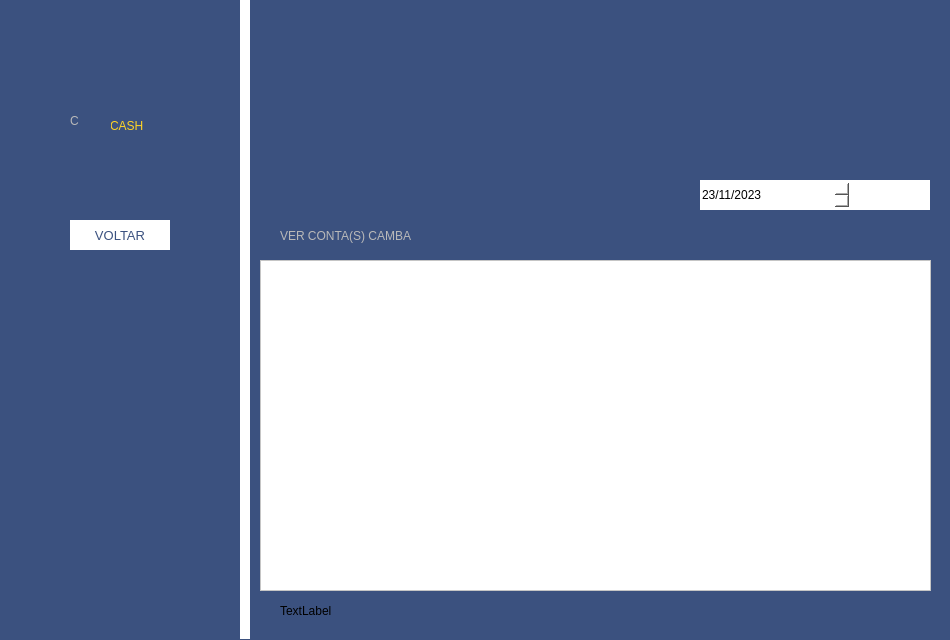
The window that cambaCash/areaconta.ui (Leumim2020/CambaCash) describes before a commit, drawn with Qt 5.
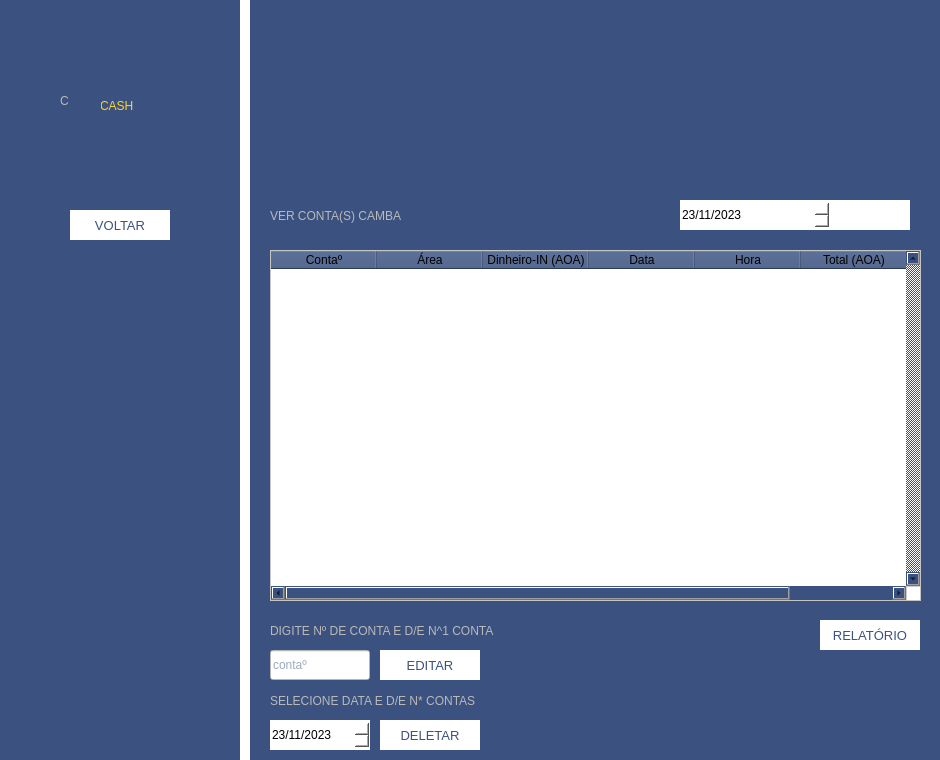
The same window after the commit. Icons and pictures are not drawn.

Commit message: add resources in areacount like delete operation

Patch:
```diff
--- a/cambaCash/areaconta.ui
+++ b/cambaCash/areaconta.ui
@@ -6,20 +6,20 @@
    <rect>
     <x>0</x>
     <y>0</y>
-    <width>950</width>
-    <height>640</height>
+    <width>940</width>
+    <height>760</height>
    </rect>
   </property>
   <property name="minimumSize">
    <size>
-    <width>950</width>
-    <height>640</height>
+    <width>940</width>
+    <height>760</height>
    </size>
   </property>
   <property name="maximumSize">
    <size>
-    <width>950</width>
-    <height>640</height>
+    <width>940</width>
+    <height>760</height>
    </size>
   </property>
   <property name="windowTitle">
@@ -34,7 +34,7 @@
      <x>240</x>
      <y>0</y>
      <width>10</width>
-     <height>639</height>
+     <height>761</height>
     </rect>
    </property>
    <property name="minimumSize">
@@ -61,7 +61,7 @@
    <property name="geometry">
     <rect>
      <x>70</x>
-     <y>220</y>
+     <y>210</y>
      <width>100</width>
      <height>30</height>
     </rect>
@@ -109,8 +109,8 @@
   <widget class="QLabel" name="label_4">
    <property name="geometry">
     <rect>
-     <x>110</x>
-     <y>110</y>
+     <x>100</x>
+     <y>90</y>
      <width>61</width>
      <height>31</height>
     </rect>
@@ -129,8 +129,8 @@
   <widget class="QLabel" name="label_3">
    <property name="geometry">
     <rect>
-     <x>70</x>
-     <y>90</y>
+     <x>60</x>
+     <y>70</y>
      <width>41</width>
      <height>61</height>
     </rect>
@@ -150,8 +150,8 @@
   <widget class="QLabel" name="label_8">
    <property name="geometry">
     <rect>
-     <x>280</x>
-     <y>220</y>
+     <x>270</x>
+     <y>200</y>
      <width>181</width>
      <height>31</height>
     </rect>
@@ -171,8 +171,8 @@
   <widget class="QLabel" name="label_2">
    <property name="geometry">
     <rect>
-     <x>470</x>
-     <y>220</y>
+     <x>460</x>
+     <y>200</y>
      <width>31</width>
      <height>31</height>
     </rect>
@@ -191,8 +191,8 @@
    </property>
    <property name="geometry">
     <rect>
-     <x>700</x>
-     <y>180</y>
+     <x>680</x>
+     <y>200</y>
      <width>150</width>
      <height>30</height>
     </rect>
@@ -239,8 +239,8 @@
   <widget class="QPushButton" name="pushButton_2">
    <property name="geometry">
     <rect>
-     <x>850</x>
-     <y>180</y>
+     <x>830</x>
+     <y>200</y>
      <width>80</width>
      <height>30</height>
     </rect>
@@ -275,34 +275,379 @@
     <string/>
    </property>
   </widget>
-  <widget class="QLabel" name="label_date">
+  <widget class="QTableWidget" name="tableWidget">
+   <property name="enabled">
+    <bool>true</bool>
+   </property>
    <property name="geometry">
     <rect>
-     <x>280</x>
-     <y>600</y>
-     <width>251</width>
-     <height>21</height>
+     <x>270</x>
+     <y>250</y>
+     <width>651</width>
+     <height>351</height>
     </rect>
    </property>
+   <property name="minimumSize">
+    <size>
+     <width>651</width>
+     <height>351</height>
+    </size>
+   </property>
+   <property name="maximumSize">
+    <size>
+     <width>651</width>
+     <height>351</height>
+    </size>
+   </property>
+   <property name="font">
+    <font>
+     <pointsize>9</pointsize>
+     <bold>false</bold>
+    </font>
+   </property>
+   <property name="cursor" stdset="0">
+    <cursorShape>ForbiddenCursor</cursorShape>
+   </property>
+   <property name="styleSheet">
+    <string notr="true">QTableWidget{
+	background-color: rgb(255, 255, 255);
+	color:rgb(59, 81, 127);
+}</string>
+   </property>
+   <property name="verticalScrollBarPolicy">
+    <enum>Qt::ScrollBarAlwaysOn</enum>
+   </property>
+   <property name="horizontalScrollBarPolicy">
+    <enum>Qt::ScrollBarAlwaysOn</enum>
+   </property>
+   <property name="sizeAdjustPolicy">
+    <enum>QAbstractScrollArea::AdjustToContentsOnFirstShow</enum>
+   </property>
+   <property name="autoScroll">
+    <bool>true</bool>
+   </property>
+   <property name="gridStyle">
+    <enum>Qt::SolidLine</enum>
+   </property>
+   <attribute name="horizontalHeaderCascadingSectionResizes">
+    <bool>false</bool>
+   </attribute>
+   <attribute name="horizontalHeaderMinimumSectionSize">
+    <number>36</number>
+   </attribute>
+   <attribute name="horizontalHeaderDefaultSectionSize">
+    <number>106</number>
+   </attribute>
+   <attribute name="verticalHeaderVisible">
+    <bool>false</bool>
+   </attribute>
+   <attribute name="verticalHeaderDefaultSectionSize">
+    <number>36</number>
+   </attribute>
+   <attribute name="verticalHeaderShowSortIndicator" stdset="0">
+    <bool>false</bool>
+   </attribute>
+   <column>
+    <property name="text">
+     <string>Contaº</string>
+    </property>
+   </column>
+   <column>
+    <property name="text">
+     <string>Área</string>
+    </property>
+   </column>
+   <column>
+    <property name="text">
+     <string>Dinheiro-IN (AOA)</string>
+    </property>
+   </column>
+   <column>
+    <property name="text">
+     <string>Data</string>
+    </property>
+   </column>
+   <column>
+    <property name="text">
+     <string>Hora</string>
+    </property>
+   </column>
+   <column>
+    <property name="text">
+     <string>Total (AOA)</string>
+    </property>
+   </column>
+  </widget>
+  <widget class="QPushButton" name="pushButton_edit">
+   <property name="geometry">
+    <rect>
+     <x>380</x>
+     <y>650</y>
+     <width>100</width>
+     <height>30</height>
+    </rect>
+   </property>
+   <property name="minimumSize">
+    <size>
+     <width>100</width>
+     <height>30</height>
+    </size>
+   </property>
+   <property name="maximumSize">
+    <size>
+     <width>100</width>
+     <height>30</height>
+    </size>
+   </property>
+   <property name="font">
+    <font>
+     <family>Segoe UI</family>
+     <pointsize>10</pointsize>
+     <italic>false</italic>
+     <bold>false</bold>
+    </font>
+   </property>
+   <property name="cursor">
+    <cursorShape>PointingHandCursor</cursorShape>
+   </property>
+   <property name="styleSheet">
+    <string notr="true">QPushButton{
+	border:1px solid white;
+	background-repeat:none;
+	font: 10pt &quot;Segoe UI&quot;;
+	background-color:white;
+	color:rgb(59,81,127);
+}
+QPushButton:hover{
+	border:1px solid #0090d8;
+}</string>
+   </property>
    <property name="text">
-    <string>TextLabel</string>
+    <string>EDITAR</string>
    </property>
   </widget>
-  <widget class="QTableView" name="tableView">
+  <widget class="QPushButton" name="pushButton_delete">
    <property name="geometry">
     <rect>
-     <x>260</x>
-     <y>260</y>
-     <width>671</width>
-     <height>331</height>
+     <x>380</x>
+     <y>720</y>
+     <width>100</width>
+     <height>30</height>
     </rect>
    </property>
+   <property name="minimumSize">
+    <size>
+     <width>100</width>
+     <height>30</height>
+    </size>
+   </property>
+   <property name="maximumSize">
+    <size>
+     <width>100</width>
+     <height>30</height>
+    </size>
+   </property>
+   <property name="font">
+    <font>
+     <family>Segoe UI</family>
+     <pointsize>10</pointsize>
+     <italic>false</italic>
+     <bold>false</bold>
+    </font>
+   </property>
+   <property name="cursor">
+    <cursorShape>PointingHandCursor</cursorShape>
+   </property>
    <property name="styleSheet">
-    <string notr="true">background-color: rgb(255, 255, 255);</string>
+    <string notr="true">QPushButton{
+	border:1px solid white;
+	background-repeat:none;
+	font: 10pt &quot;Segoe UI&quot;;
+	background-color:white;
+	color:rgb(59,81,127);
+}
+QPushButton:hover{
+	border:1px solid #0090d8;
+}</string>
    </property>
-   <attribute name="horizontalHeaderStretchLastSection">
+   <property name="text">
+    <string>DELETAR</string>
+   </property>
+  </widget>
+  <widget class="QPushButton" name="pushButton_relatory_pdf">
+   <property name="geometry">
+    <rect>
+     <x>820</x>
+     <y>620</y>
+     <width>100</width>
+     <height>30</height>
+    </rect>
+   </property>
+   <property name="minimumSize">
+    <size>
+     <width>100</width>
+     <height>30</height>
+    </size>
+   </property>
+   <property name="maximumSize">
+    <size>
+     <width>100</width>
+     <height>30</height>
+    </size>
+   </property>
+   <property name="font">
+    <font>
+     <family>Segoe UI</family>
+     <pointsize>10</pointsize>
+     <italic>false</italic>
+     <bold>false</bold>
+    </font>
+   </property>
+   <property name="cursor">
+    <cursorShape>PointingHandCursor</cursorShape>
+   </property>
+   <property name="styleSheet">
+    <string notr="true">QPushButton{
+	border:1px solid white;
+	background-repeat:none;
+	font: 10pt &quot;Segoe UI&quot;;
+	background-color:white;
+	color:rgb(59,81,127);
+}
+QPushButton:hover{
+	border:1px solid #0090d8;
+}</string>
+   </property>
+   <property name="text">
+    <string>RELATÓRIO</string>
+   </property>
+  </widget>
+  <widget class="QLineEdit" name="lineEdit_Delete">
+   <property name="geometry">
+    <rect>
+     <x>270</x>
+     <y>650</y>
+     <width>100</width>
+     <height>30</height>
+    </rect>
+   </property>
+   <property name="minimumSize">
+    <size>
+     <width>100</width>
+     <height>30</height>
+    </size>
+   </property>
+   <property name="maximumSize">
+    <size>
+     <width>100</width>
+     <height>30</height>
+    </size>
+   </property>
+   <property name="styleSheet">
+    <string notr="true">QLineEdit{
+	background-color:#fff;
+	color:rgb(59,81,127);
+}</string>
+   </property>
+   <property name="maxLength">
+    <number>10</number>
+   </property>
+   <property name="placeholderText">
+    <string>contaº</string>
+   </property>
+  </widget>
+  <widget class="QDateEdit" name="dateEdit_Delete">
+   <property name="enabled">
+    <bool>true</bool>
+   </property>
+   <property name="geometry">
+    <rect>
+     <x>270</x>
+     <y>720</y>
+     <width>100</width>
+     <height>30</height>
+    </rect>
+   </property>
+   <property name="minimumSize">
+    <size>
+     <width>100</width>
+     <height>30</height>
+    </size>
+   </property>
+   <property name="maximumSize">
+    <size>
+     <width>100</width>
+     <height>30</height>
+    </size>
+   </property>
+   <property name="styleSheet">
+    <string notr="true">border:none;
+background-color:white;
+font: 10pt &quot;Segoe UI&quot;;
+
+</string>
+   </property>
+   <property name="readOnly">
     <bool>false</bool>
-   </attribute>
+   </property>
+   <property name="correctionMode">
+    <enum>QAbstractSpinBox::CorrectToPreviousValue</enum>
+   </property>
+   <property name="showGroupSeparator" stdset="0">
+    <bool>false</bool>
+   </property>
+   <property name="displayFormat">
+    <string>dd/MM/yyyy</string>
+   </property>
+   <property name="date">
+    <date>
+     <year>2023</year>
+     <month>11</month>
+     <day>23</day>
+    </date>
+   </property>
+  </widget>
+  <widget class="QLabel" name="label_9">
+   <property name="geometry">
+    <rect>
+     <x>270</x>
+     <y>690</y>
+     <width>211</width>
+     <height>21</height>
+    </rect>
+   </property>
+   <property name="cursor">
+    <cursorShape>ArrowCursor</cursorShape>
+   </property>
+   <property name="styleSheet">
+    <string notr="true">font: 9pt &quot;Segoe UI &quot;;
+color: rgb(185, 185, 185);
+</string>
+   </property>
+   <property name="text">
+    <string>SELECIONE DATA E D/E N* CONTAS</string>
+   </property>
+  </widget>
+  <widget class="QLabel" name="label_10">
+   <property name="geometry">
+    <rect>
+     <x>270</x>
+     <y>620</y>
+     <width>231</width>
+     <height>21</height>
+    </rect>
+   </property>
+   <property name="cursor">
+    <cursorShape>ArrowCursor</cursorShape>
+   </property>
+   <property name="styleSheet">
+    <string notr="true">font: 9pt &quot;Segoe UI &quot;;
+color: rgb(185, 185, 185);
+</string>
+   </property>
+   <property name="text">
+    <string>DIGITE Nº DE CONTA E D/E N^1 CONTA</string>
+   </property>
   </widget>
  </widget>
  <tabstops>
```
The commit also changes 14 other files.
